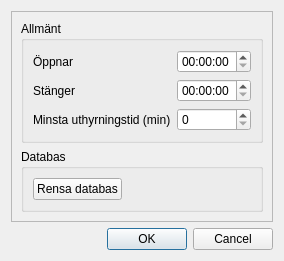
Old version of the form trunk/gui/Dialog_Settings.ui in the repository nilsknacken/A3B-repo.
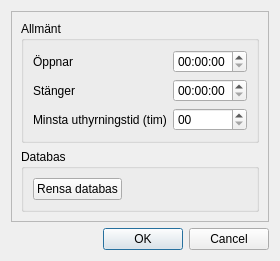
New version of the form.

Commit message: Fixat med Settings + gui_settings

What changed in the file:
```diff
--- a/trunk/gui/Dialog_Settings.ui
+++ b/trunk/gui/Dialog_Settings.ui
@@ -61,7 +61,7 @@
            </property>
           </widget>
          </item>
-         <item row="0" column="1">
+         <item row="0" column="2">
           <widget class="QTimeEdit" name="timeEditOpen"/>
          </item>
          <item row="1" column="0">
@@ -71,18 +71,22 @@
            </property>
           </widget>
          </item>
-         <item row="1" column="1">
+         <item row="1" column="2">
           <widget class="QTimeEdit" name="timeEditClose"/>
          </item>
          <item row="2" column="0">
           <widget class="QLabel" name="labelMinRentTime">
            <property name="text">
-            <string>Minsta uthyrningstid (min)</string>
+            <string>Minsta uthyrningstid (tim)</string>
            </property>
           </widget>
          </item>
-         <item row="2" column="1">
-          <widget class="QSpinBox" name="spinBoxMinRentTime"/>
+         <item row="2" column="2">
+          <widget class="QTimeEdit" name="timeEditRental">
+           <property name="displayFormat">
+            <string>HH</string>
+           </property>
+          </widget>
          </item>
         </layout>
        </widget>
```
Left out of the diff: 1 changed line with no effect on the pictures. The commit also changes 4 other files.
